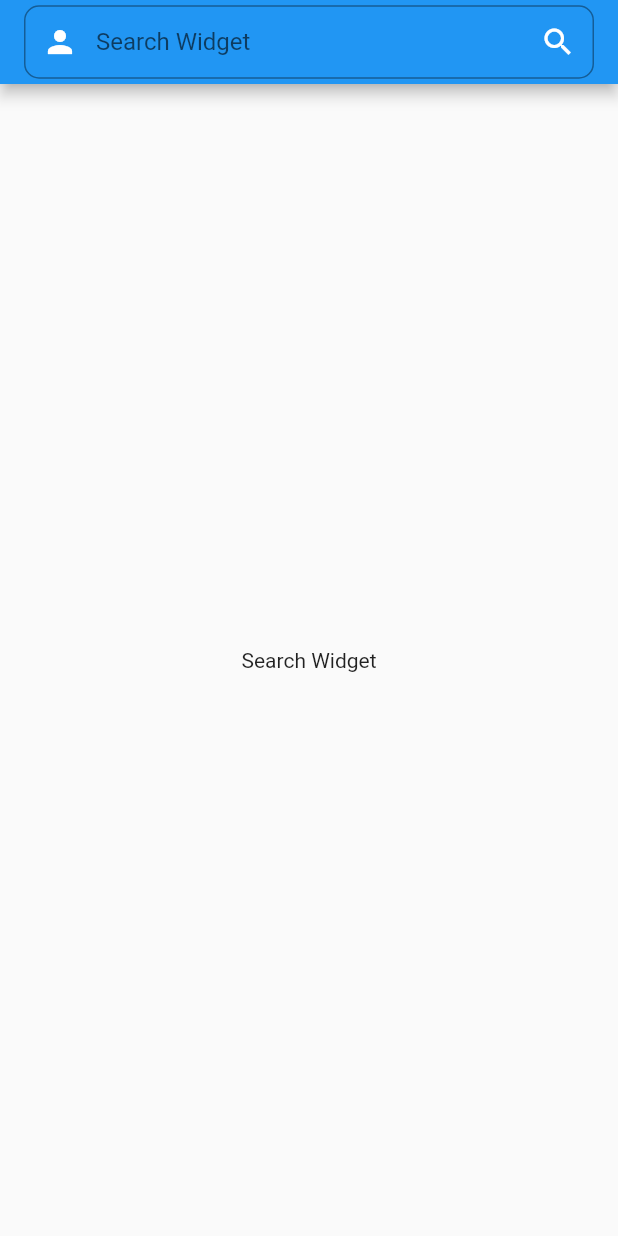
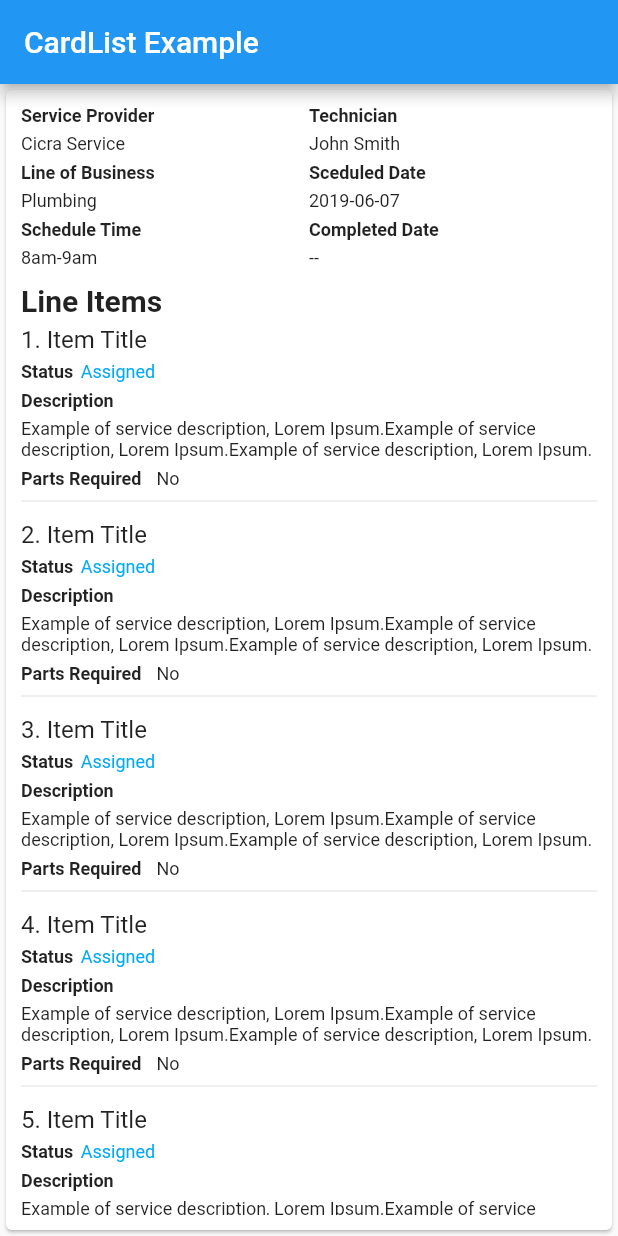
Before and after one commit to TheKetan2/flutter_api_expample, a Flutter app: the screen it shows after launch, on a phone screen of 412 x 824 dp. Run offline on Flutter 3.47's test engine with Material 2 defaults, Android fonts, the phone set to English and light mode, and no system bars.

Commit message:
CardList Example done

```diff
--- /dev/null
+++ b/lib/card_list_example.dart
@@ -0,0 +1,253 @@
+import "package:flutter/material.dart";
+
+class CardList extends StatelessWidget {
+  @override
+  Widget build(BuildContext context) {
+    return MaterialApp(
+        home: Scaffold(
+      appBar: AppBar(title: Text("CardList Example")),
+      body: Card(
+        child: Container(
+          padding: EdgeInsets.all(10),
+          child: Column(
+            crossAxisAlignment: CrossAxisAlignment.start,
+            children: <Widget>[
+              Row(
+                mainAxisAlignment: MainAxisAlignment.start,
+                children: <Widget>[
+                  Expanded(
+                    child: Column(
+                      crossAxisAlignment: CrossAxisAlignment.start,
+                      children: <Widget>[
+                        Text(
+                          "Service Provider",
+                          style: TextStyle(
+                            fontSize: 12,
+                            fontWeight: FontWeight.bold,
+                          ),
+                        ),
+                        SizedBox(
+                          height: 5,
+                        ),
+                        Text(
+                          "Cicra Service",
+                          style: TextStyle(
+                            fontSize: 12,
+                            // fontWeight: FontWeight.bold,
+                          ),
+                        ),
+                        SizedBox(
+                          height: 5,
+                        ),
+                        Text(
+                          "Line of Business",
+                          style: TextStyle(
+                            fontSize: 12,
+                            fontWeight: FontWeight.bold,
+                          ),
+                        ),
+                        SizedBox(
+                          height: 5,
+                        ),
+                        Text(
+                          "Plumbing",
+                          style: TextStyle(
+                            fontSize: 12,
+                            // fontWeight: FontWeight.bold,
+                          ),
+                        ),
+                        SizedBox(
+                          height: 5,
+                        ),
+                        Text(
+                          "Schedule Time",
+                          style: TextStyle(
+                            fontSize: 12,
+                            fontWeight: FontWeight.bold,
+                          ),
+                        ),
+                        SizedBox(
+                          height: 5,
+                        ),
+                        Text(
+                          "8am-9am",
+                          style: TextStyle(
+                            fontSize: 12,
+                            // fontWeight: FontWeight.bold,
+                          ),
+                        ),
+                      ],
+                    ),
+                  ),
+                  Expanded(
+                    child: Column(
+                      crossAxisAlignment: CrossAxisAlignment.start,
+                      children: <Widget>[
+                        Text(
+                          "Technician",
+                          style: TextStyle(
+                            fontSize: 12,
+                            fontWeight: FontWeight.bold,
+                          ),
+                        ),
+                        SizedBox(
+                          height: 5,
+                        ),
+                        Text(
+                          "John Smith",
+                          style: TextStyle(
+                            fontSize: 12,
+                            // fontWeight: FontWeight.bold,
+                          ),
+                        ),
+                        SizedBox(
+                          height: 5,
+                        ),
+                        Text(
+                          "Sceduled Date",
+                          style: TextStyle(
+                            fontSize: 12,
+                            fontWeight: FontWeight.bold,
+                          ),
+                        ),
+                        SizedBox(
+                          height: 5,
+                        ),
+                        Text(
+                          "2019-06-07",
+                          style: TextStyle(
+                            fontSize: 12,
+                            // fontWeight: FontWeight.bold,
+                          ),
+                        ),
+                        SizedBox(
+                          height: 5,
+                        ),
+                        Text(
+                          "Completed Date",
+                          style: TextStyle(
+                            fontSize: 12,
+                            fontWeight: FontWeight.bold,
+                          ),
+                        ),
+                        SizedBox(
+                          height: 5,
+                        ),
+                        Text(
+                          "--",
+                          style: TextStyle(
+                            fontSize: 12,
+                            // fontWeight: FontWeight.bold,
+                          ),
+                        ),
+                      ],
+                    ),
+                  ),
+                ],
+              ),
+              SizedBox(
+                height: 10,
+              ),
+              Text(
+                "Line Items",
+                style: TextStyle(
+                  fontSize: 20,
+                  fontWeight: FontWeight.bold,
+                ),
+              ),
+              SizedBox(
+                height: 5,
+              ),
+              Expanded(
+                child: ListView.builder(
+                  itemCount: 10,
+                  itemBuilder: (context, index) {
+                    return Column(
+                      crossAxisAlignment: CrossAxisAlignment.start,
+                      children: <Widget>[
+                        Text((index + 1).toString() + ". Item Title",
+                            style: TextStyle(
+                              fontSize: 16,
+                            )),
+                        SizedBox(
+                          height: 5,
+                        ),
+                        Row(
+                          children: <Widget>[
+                            Text(
+                              "Status",
+                              style: TextStyle(
+                                fontSize: 12,
+                                fontWeight: FontWeight.bold,
+                              ),
+                            ),
+                            SizedBox(
+                              width: 5,
+                            ),
+                            Text(
+                              "Assigned",
+                              style: TextStyle(
+                                color: Colors.lightBlue,
+                                fontSize: 12,
+                              ),
+                            )
+                          ],
+                        ),
+                        SizedBox(
+                          height: 5,
+                        ),
+                        Text(
+                          "Description",
+                          style: TextStyle(
+                            fontSize: 12,
+                            fontWeight: FontWeight.bold,
+                          ),
+                        ),
+                        SizedBox(
+                          height: 5,
+                        ),
+                        Text(
+                          "Example of service description, Lorem Ipsum.Example of service description, Lorem Ipsum.Example of service description, Lorem Ipsum.",
+                          style: TextStyle(
+                            fontSize: 12,
+                          ),
+                        ),
+                        SizedBox(
+                          height: 5,
+                        ),
+                        Row(
+                          children: <Widget>[
+                            Text(
+                              "Parts Required",
+                              style: TextStyle(
+                                fontSize: 12,
+                                fontWeight: FontWeight.bold,
+                              ),
+                            ),
+                            SizedBox(
+                              width: 10,
+                            ),
+                            Text(
+                              "No",
+                              style: TextStyle(
+                                fontSize: 12,
+                              ),
+                            )
+                          ],
+                        ),
+                        Divider(),
+                        SizedBox(
+                          height: 5,
+                        ),
+                      ],
+                    );
+                  },
+                ),
+              ),
+            ],
+          ),
+        ),
+      ),
+    ));
+  }
+}
--- /dev/null
+++ b/lib/flutter_api_example.dart
@@ -0,0 +1,167 @@
+import 'package:flutter/material.dart';
+import 'dart:convert';
+import "package:http/http.dart" as http;
+import 'package:url_launcher/url_launcher.dart';
+
+class MyHomePage extends StatefulWidget {
+  MyHomePage({Key key, this.title}) : super(key: key);
+
+  final String title;
+
+  @override
+  _MyHomePageState createState() => _MyHomePageState();
+}
+
+class _MyHomePageState extends State<MyHomePage> {
+  dynamic apiData;
+  String name = null;
+  String widgetUrl = "";
+  bool isLoading = false;
+  String baseUrl = "https://api.flutter.dev/flutter/";
+
+  String searchTerm = "iconbutton";
+
+  _launchURL() async {
+    if (await canLaunch(baseUrl + widgetUrl)) {
+      await launch(baseUrl + widgetUrl);
+    } else {
+      throw 'Could not launch';
+    }
+  }
+
+  _fetchData(String widgetName) async {
+    String url = "https://api.flutter.dev/flutter/index.json";
+    setState(
+      () {
+        name = "";
+        isLoading = true;
+      },
+    );
+
+    http.Response responseData = await http.get(url);
+    print(jsonDecode(responseData.body));
+    dynamic searchResult = jsonDecode(responseData.body).where(
+      (item) {
+        if (item["name"].toLowerCase() == widgetName.toLowerCase()) {
+          setState(() {
+            widgetUrl = item["href"];
+            name = item["name"];
+          });
+        }
+        return item["name"].toLowerCase() == widgetName.toLowerCase();
+      },
+    );
+
+    print(searchResult);
+    setState(
+      () {
+        isLoading = false;
+        apiData = jsonDecode(responseData.body).where(
+          (item) => item["name"].toLowerCase() == widgetName.toLowerCase(),
+        );
+      },
+    );
+  }
+
+  @override
+  Widget build(BuildContext context) {
+    return MaterialApp(
+      home: Scaffold(
+        appBar: AppBar(
+          title: TextField(
+            cursorColor: Colors.white,
+            decoration: InputDecoration(
+              hintText: "Search Widget",
+              contentPadding: EdgeInsets.symmetric(
+                vertical: 15.0,
+              ),
+              border: OutlineInputBorder(
+                borderSide: BorderSide(
+                  color: Colors.white,
+                  width: 0.5,
+                ),
+                borderRadius: BorderRadius.circular(
+                  10.0,
+                ),
+              ),
+              prefixIcon: Icon(
+                Icons.person,
+                color: Colors.white,
+              ),
+              suffixIcon: IconButton(
+                icon: Icon(
+                  Icons.search,
+                  color: Colors.white,
+                ),
+                onPressed: () {
+                  print(searchTerm);
+                  setState(() {});
+                  _fetchData(searchTerm);
+                  isLoading = true;
+                },
+              ),
+            ),
+            onChanged: (String value) {
+              setState(() {
+                searchTerm = value;
+                // _userData = null;
+              });
+            },
+          ),
+        ),
+        body: Center(
+          child: name == null
+              ? Center(child: Text("Search Widget"))
+              : isLoading
+                  ? CircularProgressIndicator()
+                  : Container(
+                      padding: EdgeInsets.all(
+                        10.0,
+                      ),
+                      child: Container(
+                        width: double.infinity,
+                        child: Column(
+                          mainAxisAlignment: MainAxisAlignment.center,
+                          crossAxisAlignment: CrossAxisAlignment.start,
+                          children: <Widget>[
+                            // Center(
+                            //   child: Icon(
+                            //     Icons.arrow_right,
+                            //     size: 40,
+                            //   ),
+                            // ),
+                            Text(
+                              "Widget Name: $name \nUrl: $baseUrl$widgetUrl ",
+                              style: TextStyle(
+                                fontSize: 16.0,
+                                fontWeight: FontWeight.bold,
+                              ),
+                            ),
+                            SizedBox(
+                              height: 10,
+                            ),
+                            InkWell(
+                              child: Container(
+                                width: double.infinity,
+                                color: Theme.of(context).primaryColor,
+                                padding: EdgeInsets.symmetric(vertical: 20),
+                                child: Text(
+                                  "Open $name Docs",
+                                  textAlign: TextAlign.center,
+                                  style: TextStyle(
+                                    fontWeight: FontWeight.bold,
+                                    fontSize: 20,
+                                  ),
+                                ),
+                              ),
+                              onTap: _launchURL,
+                            ),
+                          ],
+                        ),
+                      ),
+                    ),
+        ),
+      ), // This trailing comma makes auto-formatting nicer for build methods.
+    );
+  }
+}
--- a/lib/main.dart
+++ b/lib/main.dart
@@ -1,171 +1,10 @@
 import 'package:flutter/material.dart';
 import 'dart:convert';
 import "package:http/http.dart" as http;
+import 'package:stack_flutter_exp/card_list_example.dart';
 import 'package:url_launcher/url_launcher.dart';
+import './flutter_api_example.dart';
 
 void main() {
-  runApp(MyHomePage());
+  runApp(CardList());
 }
-
-class MyHomePage extends StatefulWidget {
-  MyHomePage({Key key, this.title}) : super(key: key);
-
-  final String title;
-
-  @override
-  _MyHomePageState createState() => _MyHomePageState();
-}
-
-class _MyHomePageState extends State<MyHomePage> {
-  dynamic apiData;
-  String name = null;
-  String widgetUrl = "";
-  bool isLoading = false;
-  String baseUrl = "https://api.flutter.dev/flutter/";
-
-  String searchTerm = "iconbutton";
-
-  _launchURL() async {
-    if (await canLaunch(baseUrl + widgetUrl)) {
-      await launch(baseUrl + widgetUrl);
-    } else {
-      throw 'Could not launch';
-    }
-  }
-
-  _fetchData(String widgetName) async {
-    String url = "https://api.flutter.dev/flutter/index.json";
-    setState(
-      () {
-        name = "";
-        isLoading = true;
-      },
-    );
-
-    http.Response responseData = await http.get(url);
-    print(jsonDecode(responseData.body));
-    dynamic searchResult = jsonDecode(responseData.body).where(
-      (item) {
-        if (item["name"].toLowerCase() == widgetName.toLowerCase()) {
-          setState(() {
-            widgetUrl = item["href"];
-            name = item["name"];
-          });
-        }
-        return item["name"].toLowerCase() == widgetName.toLowerCase();
-      },
-    );
-
-    print(searchResult);
-    setState(
-      () {
-        isLoading = false;
-        apiData = jsonDecode(responseData.body).where(
-          (item) => item["name"].toLowerCase() == widgetName.toLowerCase(),
-        );
-      },
-    );
-  }
-
-  @override
-  Widget build(BuildContext context) {
-    return MaterialApp(
-      home: Scaffold(
-        appBar: AppBar(
-          title: TextField(
-            cursorColor: Colors.white,
-            decoration: InputDecoration(
-              hintText: "Search Widget",
-              contentPadding: EdgeInsets.symmetric(
-                vertical: 15.0,
-              ),
-              border: OutlineInputBorder(
-                borderSide: BorderSide(
-                  color: Colors.white,
-                  width: 0.5,
-                ),
-                borderRadius: BorderRadius.circular(
-                  10.0,
-                ),
-              ),
-              prefixIcon: Icon(
-                Icons.person,
-                color: Colors.white,
-              ),
-              suffixIcon: IconButton(
-                icon: Icon(
-                  Icons.search,
-                  color: Colors.white,
-                ),
-                onPressed: () {
-                  print(searchTerm);
-                  setState(() {});
-                  _fetchData(searchTerm);
-                  isLoading = true;
-                },
-              ),
-            ),
-            onChanged: (String value) {
-              setState(() {
-                searchTerm = value;
-                // _userData = null;
-              });
-            },
-          ),
-        ),
-        body: Center(
-          child: name == null
-              ? Center(child: Text("Search Widget"))
-              : isLoading
-                  ? CircularProgressIndicator()
-                  : Container(
-                      padding: EdgeInsets.all(
-                        10.0,
-                      ),
-                      child: Container(
-                        width: double.infinity,
-                        child: Column(
-                          mainAxisAlignment: MainAxisAlignment.center,
-                          crossAxisAlignment: CrossAxisAlignment.start,
-                          children: <Widget>[
-                            // Center(
-                            //   child: Icon(
-                            //     Icons.arrow_right,
-                            //     size: 40,
-                            //   ),
-                            // ),
-                            Text(
-                              "Widget Name: $name \nUrl: $baseUrl$widgetUrl ",
-                              style: TextStyle(
-                                fontSize: 16.0,
-                                fontWeight: FontWeight.bold,
-                              ),
-                            ),
-                            SizedBox(
-                              height: 10,
-                            ),
-                            InkWell(
-                              child: Container(
-                                width: double.infinity,
-                                color: Theme.of(context).primaryColor,
-                                padding: EdgeInsets.symmetric(vertical: 20),
-                                child: Text(
-                                  "Open $name Docs",
-                                  textAlign: TextAlign.center,
-                                  style: TextStyle(
-                                    fontWeight: FontWeight.bold,
-                                    fontSize: 20,
-                                  ),
-                                ),
-                              ),
-                              onTap: _launchURL,
-                            ),
-                          ],
-                        ),
-                      ),
-                    ),
-        ),
-      ), // This trailing comma makes auto-formatting nicer for build methods.
-    );
-  }
-}
```
